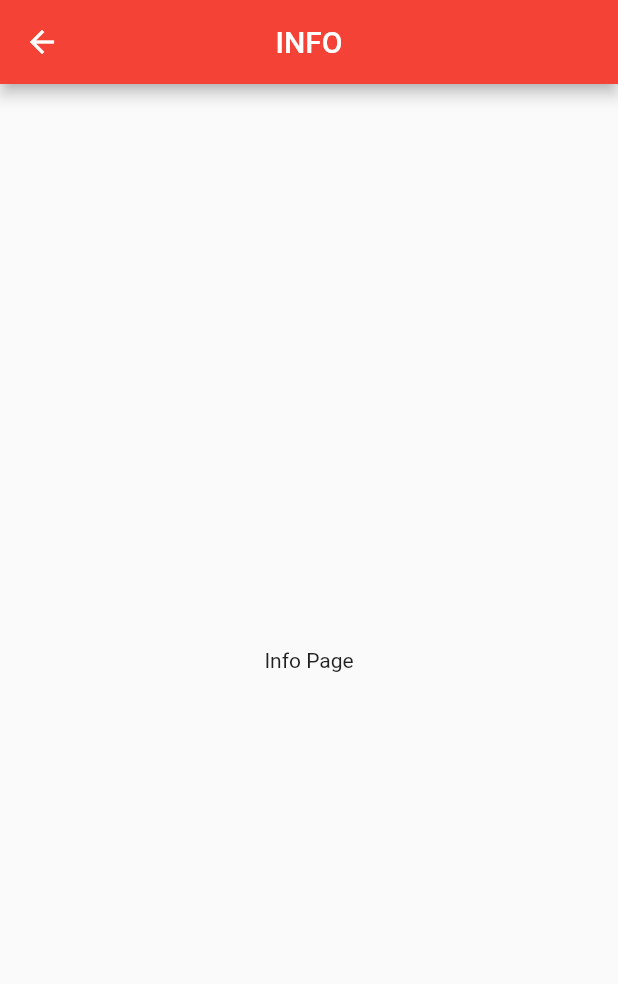
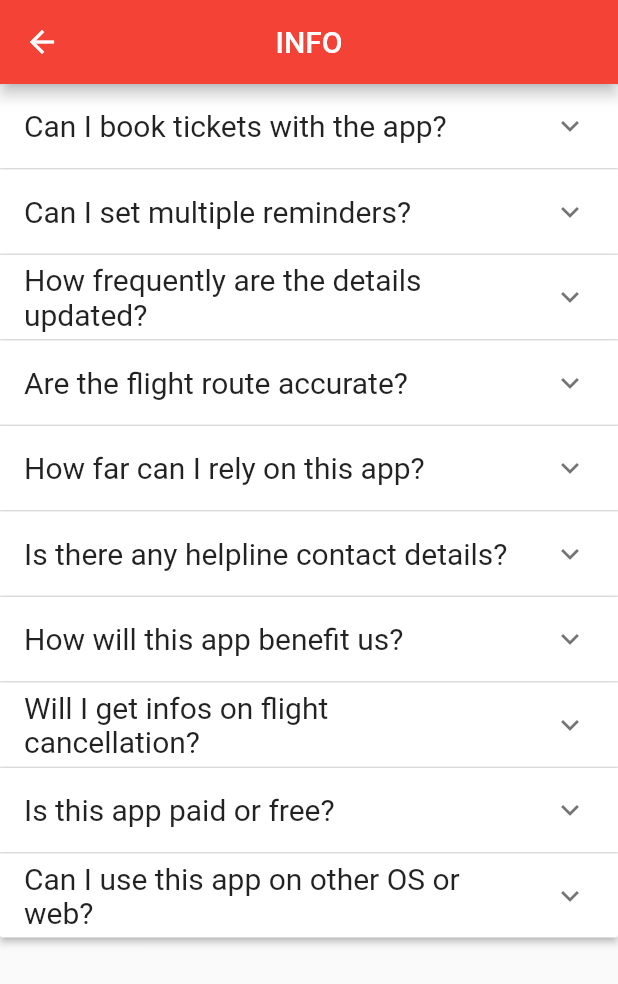
Before and after one commit to divyashC/fids_mobile_app, a Flutter app: the InfoPage screen opened directly, on a phone screen of 412 x 824 dp. Shown: the top 984 px of the screen. Run offline on Flutter 3.47's test engine with Material 2 defaults, Android fonts, the phone set to English and light mode, and no system bars.

Commit message:
Updated FAQ Page

```diff
--- a/lib/info_page.dart
+++ b/lib/info_page.dart
@@ -8,17 +8,73 @@ class InfoPage extends StatefulWidget {
 }
 
 class _InfoPageState extends State<InfoPage> {
+  static const loremIpsum =
+      'Lorem ipsum dolor sit amet, consectetur adipiscing elit. Nullam vel sem quis massa sollicitudin ultrices. Aenean turpis felis, gravida aliquam quam ac, venenatis pellentesque dolor. Aliquam quis massa euismod, pulvinar elit sit amet, sollicitudin est. Sed nunc purus, egestas quis rhoncus vitae, egestas consectetur libero. Etiam at ornare purus.';
+  final List<Item> items = [
+    Item(header: 'Can I book tickets with the app?', body: loremIpsum),
+    Item(header: 'Can I set multiple reminders?', body: loremIpsum),
+    Item(header: 'How frequently are the details updated?', body: loremIpsum),
+    Item(header: 'Are the flight route accurate?', body: loremIpsum),
+    Item(header: 'How far can I rely on this app?', body: loremIpsum),
+    Item(header: 'Is there any helpline contact details? ', body: loremIpsum),
+    Item(header: 'How will this app benefit us?', body: loremIpsum),
+    Item(header: 'Will I get infos on flight cancellation?', body: loremIpsum),
+    Item(header: 'Is this app paid or free?', body: loremIpsum),
+    Item(header: 'Can I use this app on other OS or web?', body: loremIpsum),
+  ];
+
   @override
-  Widget build(BuildContext context) {
-    return Scaffold(
+  Widget build(BuildContext context) => Scaffold(
         appBar: AppBar(
           title: const Text('INFO'),
           centerTitle: true,
           backgroundColor: Colors.red,
         ),
-      body: const Center(
-        child: Text('Info Page'),
+        body: SingleChildScrollView(
+          child: ExpansionPanelList.radio(
+            children: items
+                .map(
+                  (item) => ExpansionPanelRadio(
+                    canTapOnHeader: true,
+                    value: item.header,
+                    headerBuilder: (context, isExpanded) => ListTitle(
+                      title: Text(
+                        item.header,
+                        style: const TextStyle(fontSize: 20),
+                      ),
+                    ),
+                    body: ListTitle(
+                      title: Text(
+                        item.body,
+                        style: const TextStyle(fontSize: 18),
+                      ),
+                    ),
+                  ),
+                )
+                .toList(),
+          ),
         ),
       );
 }
+
+class ListTitle extends StatelessWidget {
+  const ListTitle({super.key, required this.title});
+
+  final Widget title;
+
+  @override
+  Widget build(BuildContext context) => ListTile(
+        title: title,
+        contentPadding: const EdgeInsets.symmetric(horizontal: 16),
+      );
 }
+
+class Item {
+  final String header;
+  final String body;
+
+  Item({
+    required this.header,
+    required this.body,
+  });
+}
--- a/lib/main.dart
+++ b/lib/main.dart
@@ -36,8 +36,8 @@ class _MyBottomNavigationBarState extends State<MyBottomNavigationBar> {
   final List<Widget> _children = [
     const HomePage(),
     const SearchPage(),
+    const ReminderPage(),
     const InfoPage(),
-    const ReminderPage(),
   ];
 
   void onTappedBar(int index) {
```
Lines whose indentation alone changed are shown as unchanged.
